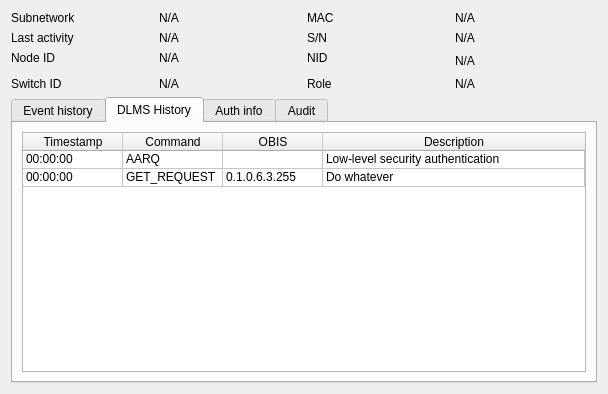
First picture: the form in Forms/MeterUI.ui, repository TarlogicSecurity/PLCTool, before the edit.
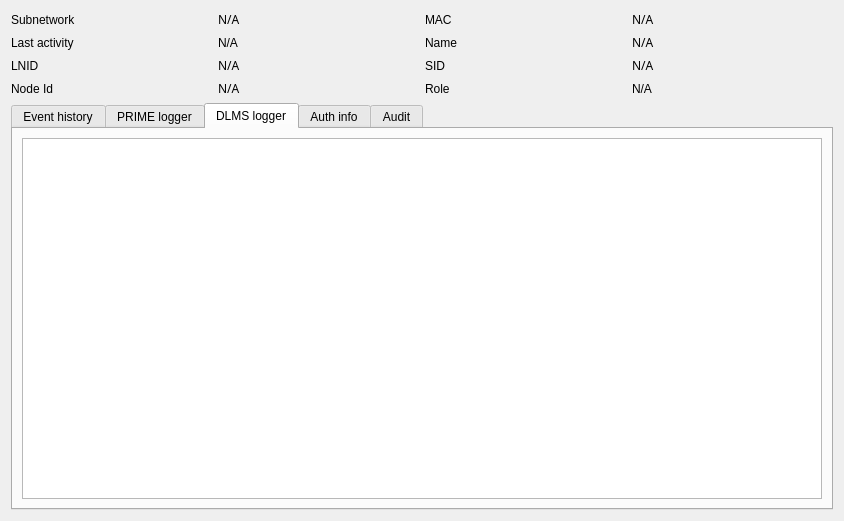
Second picture: the form after the edit. The open tabs and pages were chosen to show the change.

Commit message: Populate MeterUI with PRIME data and DLMS messages

The edit to the form file:
```diff
--- a/Forms/MeterUI.ui
+++ b/Forms/MeterUI.ui
@@ -6,8 +6,8 @@
    <rect>
     <x>0</x>
     <y>0</y>
-    <width>608</width>
-    <height>394</height>
+    <width>844</width>
+    <height>521</height>
    </rect>
   </property>
   <property name="windowTitle">
@@ -15,37 +15,32 @@
   </property>
   <layout class="QGridLayout" name="gridLayout">
    <item row="0" column="1">
-    <widget class="QLabel" name="label_8">
+    <widget class="QLabel" name="snLabel">
+     <property name="font">
+      <font>
+       <family>Cascadia Code PL</family>
+      </font>
+     </property>
      <property name="text">
       <string>N/A</string>
      </property>
+     <property name="textInteractionFlags">
+      <set>Qt::LinksAccessibleByMouse|Qt::TextSelectableByKeyboard|Qt::TextSelectableByMouse</set>
+     </property>
     </widget>
    </item>
    <item row="0" column="3">
-    <widget class="QLabel" name="label_12">
-     <property name="text">
-      <string>N/A</string>
+    <widget class="QLabel" name="macLabel">
+     <property name="font">
+      <font>
+       <family>Cascadia Code PL</family>
+      </font>
      </property>
-    </widget>
-   </item>
-   <item row="1" column="2">
-    <widget class="QLabel" name="label_6">
      <property name="text">
-      <string>S/N</string>
-     </property>
-    </widget>
-   </item>
-   <item row="5" column="3">
-    <widget class="QLabel" name="label_16">
-     <property name="text">
       <string>N/A</string>
      </property>
-    </widget>
-   </item>
-   <item row="1" column="0">
-    <widget class="QLabel" name="label_2">
-     <property name="text">
-      <string>Last activity</string>
+     <property name="textInteractionFlags">
+      <set>Qt::LinksAccessibleByMouse|Qt::TextSelectableByKeyboard|Qt::TextSelectableByMouse</set>
      </property>
     </widget>
    </item>
@@ -56,55 +51,6 @@
      </property>
     </widget>
    </item>
-   <item row="1" column="3">
-    <widget class="QLabel" name="label_13">
-     <property name="text">
-      <string>N/A</string>
-     </property>
-    </widget>
-   </item>
-   <item row="1" column="1">
-    <widget class="QLabel" name="label_9">
-     <property name="text">
-      <string>N/A</string>
-     </property>
-    </widget>
-   </item>
-   <item row="2" column="3" rowspan="2">
-    <widget class="QLabel" name="label_14">
-     <property name="text">
-      <string>N/A</string>
-     </property>
-    </widget>
-   </item>
-   <item row="2" column="0">
-    <widget class="QLabel" name="label_3">
-     <property name="text">
-      <string>Node ID</string>
-     </property>
-    </widget>
-   </item>
-   <item row="2" column="2">
-    <widget class="QLabel" name="label_7">
-     <property name="text">
-      <string>NID</string>
-     </property>
-    </widget>
-   </item>
-   <item row="2" column="1">
-    <widget class="QLabel" name="label_10">
-     <property name="text">
-      <string>N/A</string>
-     </property>
-    </widget>
-   </item>
-   <item row="5" column="0">
-    <widget class="QLabel" name="label_4">
-     <property name="text">
-      <string>Switch ID</string>
-     </property>
-    </widget>
-   </item>
    <item row="0" column="2">
     <widget class="QLabel" name="label_5">
      <property name="text">
@@ -112,21 +58,7 @@
      </property>
     </widget>
    </item>
-   <item row="5" column="1">
-    <widget class="QLabel" name="label_11">
-     <property name="text">
-      <string>N/A</string>
-     </property>
-    </widget>
-   </item>
-   <item row="5" column="2">
-    <widget class="QLabel" name="label_15">
-     <property name="text">
-      <string>Role</string>
-     </property>
-    </widget>
-   </item>
-   <item row="6" column="0" colspan="4">
+   <item row="8" column="0" colspan="4">
     <widget class="QTabWidget" name="tabWidget">
      <property name="currentIndex">
       <number>0</number>
@@ -195,92 +127,61 @@
        </item>
       </layout>
      </widget>
+     <widget class="QWidget" name="tab_5">
+      <attribute name="title">
+       <string>PRIME logger</string>
+      </attribute>
+      <layout class="QGridLayout" name="gridLayout_8">
+       <item row="0" column="0">
+        <widget class="QTableView" name="frameView">
+         <property name="font">
+          <font>
+           <family>Cascadia Code PL</family>
+          </font>
+         </property>
+         <property name="selectionBehavior">
+          <enum>QAbstractItemView::SelectRows</enum>
+         </property>
+         <property name="sortingEnabled">
+          <bool>true</bool>
+         </property>
+         <attribute name="verticalHeaderDefaultSectionSize">
+          <number>14</number>
+         </attribute>
+         <attribute name="verticalHeaderMinimumSectionSize">
+          <number>14</number>
+         </attribute>
+        </widget>
+       </item>
+      </layout>
+     </widget>
      <widget class="QWidget" name="tab_2">
       <attribute name="title">
-       <string>DLMS History</string>
+       <string>DLMS logger</string>
       </attribute>
       <layout class="QGridLayout" name="gridLayout_4">
        <item row="0" column="0">
-        <widget class="QTableWidget" name="tableWidget_2">
-         <attribute name="horizontalHeaderStretchLastSection">
+        <widget class="QTableView" name="dlmsMessageView">
+         <property name="font">
+          <font>
+           <family>Cascadia Code PL</family>
+          </font>
+         </property>
+         <property name="selectionBehavior">
+          <enum>QAbstractItemView::SelectRows</enum>
+         </property>
+         <property name="sortingEnabled">
           <bool>true</bool>
-         </attribute>
-         <attribute name="verticalHeaderVisible">
-          <bool>false</bool>
+         </property>
+         <attribute name="verticalHeaderCascadingSectionResizes">
+          <bool>true</bool>
          </attribute>
          <attribute name="verticalHeaderDefaultSectionSize">
-          <number>16</number>
+          <number>14</number>
          </attribute>
-         <row>
-          <property name="text">
-           <string>1</string>
-          </property>
-         </row>
-         <row>
-          <property name="text">
-           <string>2</string>
-          </property>
-         </row>
-         <column>
-          <property name="text">
-           <string>Timestamp</string>
-          </property>
-         </column>
-         <column>
-          <property name="text">
-           <string>Command</string>
-          </property>
-         </column>
-         <column>
-          <property name="text">
-           <string>OBIS</string>
-          </property>
-         </column>
-         <column>
-          <property name="text">
-           <string>Description</string>
-          </property>
-         </column>
-         <item row="0" column="0">
-          <property name="text">
-           <string>00:00:00</string>
-          </property>
-         </item>
-         <item row="0" column="1">
-          <property name="text">
-           <string>AARQ</string>
-          </property>
-         </item>
-         <item row="0" column="2">
-          <property name="text">
-           <string/>
-          </property>
-         </item>
-         <item row="0" column="3">
-          <property name="text">
-           <string>Low-level security authentication</string>
-          </property>
-         </item>
-         <item row="1" column="0">
-          <property name="text">
-           <string>00:00:00</string>
-          </property>
-         </item>
-         <item row="1" column="1">
-          <property name="text">
-           <string>GET_REQUEST</string>
-          </property>
-         </item>
-         <item row="1" column="2">
-          <property name="text">
-           <string>0.1.0.6.3.255</string>
-          </property>
-         </item>
-         <item row="1" column="3">
-          <property name="text">
-           <string>Do whatever</string>
-          </property>
-         </item>
+         <attribute name="verticalHeaderMinimumSectionSize">
+          <number>14</number>
+         </attribute>
         </widget>
        </item>
       </layout>
@@ -526,6 +427,122 @@
      </widget>
     </widget>
    </item>
+   <item row="3" column="0">
+    <widget class="QLabel" name="label_3">
+     <property name="text">
+      <string>LNID</string>
+     </property>
+    </widget>
+   </item>
+   <item row="1" column="0">
+    <widget class="QLabel" name="label_2">
+     <property name="text">
+      <string>Last activity</string>
+     </property>
+    </widget>
+   </item>
+   <item row="1" column="1">
+    <widget class="QLabel" name="lastActivityLabel">
+     <property name="text">
+      <string>N/A</string>
+     </property>
+    </widget>
+   </item>
+   <item row="1" column="2">
+    <widget class="QLabel" name="label_6">
+     <property name="text">
+      <string>Name</string>
+     </property>
+    </widget>
+   </item>
+   <item row="1" column="3">
+    <widget class="QLabel" name="nameLabel">
+     <property name="font">
+      <font>
+       <family>Cascadia Code PL</family>
+      </font>
+     </property>
+     <property name="text">
+      <string>N/A</string>
+     </property>
+     <property name="textInteractionFlags">
+      <set>Qt::LinksAccessibleByMouse|Qt::TextSelectableByKeyboard|Qt::TextSelectableByMouse</set>
+     </property>
+    </widget>
+   </item>
+   <item row="3" column="1">
+    <widget class="QLabel" name="lnidLabel">
+     <property name="font">
+      <font>
+       <family>Cascadia Code PL</family>
+      </font>
+     </property>
+     <property name="text">
+      <string>N/A</string>
+     </property>
+     <property name="textInteractionFlags">
+      <set>Qt::LinksAccessibleByMouse|Qt::TextSelectableByKeyboard|Qt::TextSelectableByMouse</set>
+     </property>
+    </widget>
+   </item>
+   <item row="3" column="2">
+    <widget class="QLabel" name="xxx">
+     <property name="text">
+      <string>SID</string>
+     </property>
+    </widget>
+   </item>
+   <item row="3" column="3">
+    <widget class="QLabel" name="sidLabel">
+     <property name="font">
+      <font>
+       <family>Cascadia Code PL</family>
+      </font>
+     </property>
+     <property name="text">
+      <string>N/A</string>
+     </property>
+     <property name="textInteractionFlags">
+      <set>Qt::LinksAccessibleByMouse|Qt::TextSelectableByKeyboard|Qt::TextSelectableByMouse</set>
+     </property>
+    </widget>
+   </item>
+   <item row="4" column="0">
+    <widget class="QLabel" name="label_4">
+     <property name="text">
+      <string>Node Id</string>
+     </property>
+    </widget>
+   </item>
+   <item row="4" column="1">
+    <widget class="QLabel" name="nodeIdLabel">
+     <property name="font">
+      <font>
+       <family>Cascadia Code PL</family>
+      </font>
+     </property>
+     <property name="text">
+      <string>N/A</string>
+     </property>
+     <property name="textInteractionFlags">
+      <set>Qt::LinksAccessibleByMouse|Qt::TextSelectableByKeyboard|Qt::TextSelectableByMouse</set>
+     </property>
+    </widget>
+   </item>
+   <item row="4" column="2">
+    <widget class="QLabel" name="label_15">
+     <property name="text">
+      <string>Role</string>
+     </property>
+    </widget>
+   </item>
+   <item row="4" column="3">
+    <widget class="QLabel" name="roleLabel">
+     <property name="text">
+      <string>N/A</string>
+     </property>
+    </widget>
+   </item>
   </layout>
  </widget>
  <resources/>
```
The commit also changes 17 other files.
